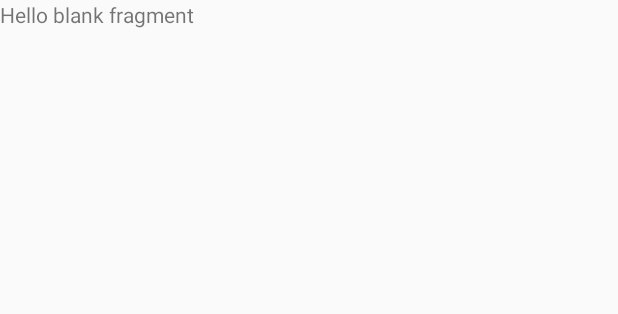
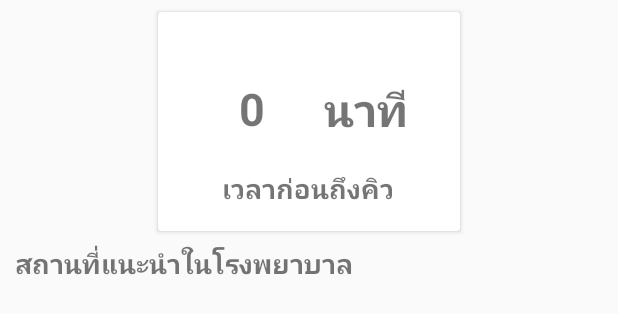
Before and after one commit to putthichai/iOPD, an Android app: the layout fragment_place.xml on its own in the app's theme, with its tools: preview values and no code run, on a phone screen of 412 x 824 dp. Shown: the top 314 px of the screen. Run offline under Robolectric (Android 15) with nearby library versions, the phone set to English and light mode, and no system bars.

Commit message:
select recommend location 70/100

```diff
--- a/app/build.gradle
+++ b/app/build.gradle
@@ -36,6 +36,8 @@ dependencies {
     implementation 'com.android.support:design:27.1.1'
     implementation 'com.android.support:gridlayout-v7:27.1.1'
     implementation 'com.github.vipulasri:timelineview:1.1.0'
+    implementation 'androidx.constraintlayout:constraintlayout:1.1.3'
+    implementation 'androidx.cardview:cardview:1.0.0'
 }
 
 apply plugin: 'com.google.gms.google-services'
--- /dev/null
+++ b/app/src/main/java/com/example/iopd/Place2Fragment.java
@@ -0,0 +1,29 @@
+package com.example.iopd;
+
+
+import android.os.Bundle;
+import android.app.Fragment;
+import android.view.LayoutInflater;
+import android.view.View;
+import android.view.ViewGroup;
+
+
+/**
+ * A simple {@link Fragment} subclass.
+ */
+public class Place2Fragment extends Fragment {
+
+
+    public Place2Fragment() {
+        // Required empty public constructor
+    }
+
+
+    @Override
+    public View onCreateView(LayoutInflater inflater, ViewGroup container,
+                             Bundle savedInstanceState) {
+        // Inflate the layout for this fragment
+        return inflater.inflate(R.layout.fragment_place2, container, false);
+    }
+
+}
--- a/app/src/main/res/layout/activity_main_menu.xml
+++ b/app/src/main/res/layout/activity_main_menu.xml
@@ -55,7 +55,7 @@
                 android:text="Admin Tester"
                 android:textSize="18sp"
                 app:layout_constraintEnd_toEndOf="parent"
-                app:layout_constraintHorizontal_bias="0.175"
+                app:layout_constraintHorizontal_bias="0.147"
                 app:layout_constraintStart_toEndOf="@+id/textView3"
                 app:layout_constraintTop_toTopOf="parent" />
 
@@ -77,7 +77,7 @@
                 android:layout_height="wrap_content"
                 android:layout_marginStart="16dp"
                 android:layout_marginTop="36dp"
-                android:text="TextView"
+                android:text="-"
                 android:textSize="18sp"
                 app:layout_constraintStart_toEndOf="@+id/textView5"
                 app:layout_constraintTop_toBottomOf="@+id/name" />
--- a/app/src/main/res/layout/fragment_place.xml
+++ b/app/src/main/res/layout/fragment_place.xml
@@ -1,14 +1,98 @@
 <?xml version="1.0" encoding="utf-8"?>
 <FrameLayout xmlns:android="http://schemas.android.com/apk/res/android"
+    xmlns:app="http://schemas.android.com/apk/res-auto"
     xmlns:tools="http://schemas.android.com/tools"
+    android:id="@+id/frameLayout"
     android:layout_width="match_parent"
     android:layout_height="match_parent"
     tools:context=".PlaceFragment">
 
-    <!-- TODO: Update blank fragment layout -->
-    <TextView
+    <androidx.constraintlayout.widget.ConstraintLayout
+        android:id="@+id/constraintLayout"
         android:layout_width="match_parent"
-        android:layout_height="match_parent"
-        android:text="@string/hello_blank_fragment" />
+        android:layout_height="match_parent">
 
+        <androidx.cardview.widget.CardView
+            android:id="@+id/cardView"
+            android:layout_width="201dp"
+            android:layout_height="146dp"
+            android:layout_marginStart="8dp"
+            android:layout_marginTop="8dp"
+            android:layout_marginEnd="8dp"
+            app:layout_constraintEnd_toEndOf="parent"
+            app:layout_constraintStart_toStartOf="parent"
+            app:layout_constraintTop_toTopOf="parent">
+
+            <androidx.constraintlayout.widget.ConstraintLayout
+                android:layout_width="match_parent"
+                android:layout_height="match_parent">
+
+                <TextView
+                    android:id="@+id/waitTime"
+                    android:layout_width="77dp"
+                    android:layout_height="wrap_content"
+                    android:layout_marginStart="24dp"
+                    android:layout_marginTop="32dp"
+                    android:layout_marginEnd="1dp"
+                    android:layout_marginBottom="8dp"
+                    android:text="0"
+                    android:textAlignment="center"
+                    android:textSize="30sp"
+                    android:textStyle="bold"
+                    app:layout_constraintBottom_toTopOf="@+id/textView6"
+                    app:layout_constraintEnd_toStartOf="@+id/textView4"
+                    app:layout_constraintHorizontal_bias="0.0"
+                    app:layout_constraintStart_toStartOf="parent"
+                    app:layout_constraintTop_toTopOf="parent" />
+
+                <TextView
+                    android:id="@+id/textView4"
+                    android:layout_width="wrap_content"
+                    android:layout_height="wrap_content"
+                    android:layout_marginStart="8dp"
+                    android:layout_marginTop="32dp"
+                    android:layout_marginEnd="8dp"
+                    android:layout_marginBottom="8dp"
+                    android:text="นาที"
+                    android:textAlignment="center"
+                    android:textSize="30sp"
+                    android:textStyle="bold"
+                    app:layout_constraintBottom_toTopOf="@+id/textView6"
+                    app:layout_constraintEnd_toEndOf="parent"
+                    app:layout_constraintHorizontal_bias="0.794"
+                    app:layout_constraintStart_toStartOf="parent"
+                    app:layout_constraintTop_toTopOf="parent" />
+
+                <TextView
+                    android:id="@+id/textView6"
+                    android:layout_width="wrap_content"
+                    android:layout_height="wrap_content"
+                    android:layout_marginStart="8dp"
+                    android:layout_marginEnd="8dp"
+                    android:layout_marginBottom="16dp"
+                    android:text="เวลาก่อนถึงคิว"
+                    android:textAlignment="center"
+                    android:textSize="18sp"
+                    android:textStyle="bold"
+                    app:layout_constraintBottom_toBottomOf="parent"
+                    app:layout_constraintEnd_toEndOf="parent"
+                    app:layout_constraintHorizontal_bias="0.493"
+                    app:layout_constraintStart_toStartOf="parent" />
+            </androidx.constraintlayout.widget.ConstraintLayout>
+        </androidx.cardview.widget.CardView>
+
+        <TextView
+            android:id="@+id/textView"
+            android:layout_width="wrap_content"
+            android:layout_height="wrap_content"
+            android:layout_marginStart="10dp"
+            android:layout_marginTop="8dp"
+            android:text="สถานที่แนะนำในโรงพยาบาล"
+            android:textAlignment="center"
+            android:textSize="18sp"
+            android:textStyle="bold"
+            app:layout_constraintStart_toStartOf="parent"
+            app:layout_constraintTop_toBottomOf="@+id/cardView" />
+
+    </androidx.constraintlayout.widget.ConstraintLayout>
 </FrameLayout>
--- /dev/null
+++ b/app/src/main/res/layout/fragment_place2.xml
@@ -0,0 +1,14 @@
+<?xml version="1.0" encoding="utf-8"?>
+<FrameLayout xmlns:android="http://schemas.android.com/apk/res/android"
+    xmlns:tools="http://schemas.android.com/tools"
+    android:layout_width="match_parent"
+    android:layout_height="match_parent"
+    tools:context=".Place2Fragment">
+
+    <!-- TODO: Update blank fragment layout -->
+    <TextView
+        android:layout_width="match_parent"
+        android:layout_height="match_parent"
+        android:text="@string/hello_blank_fragment" />
+
+</FrameLayout>
```
